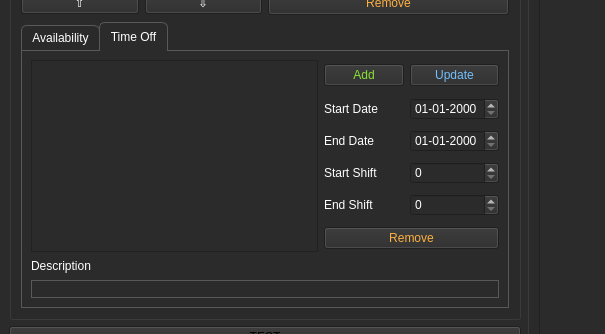
First picture: the form in autoschedservice.ui, repository smigii/AutoSchedService, before the edit; both pictures show x 0 to 605 and y 293 to 627 of the 1085 by 917 pixel window.
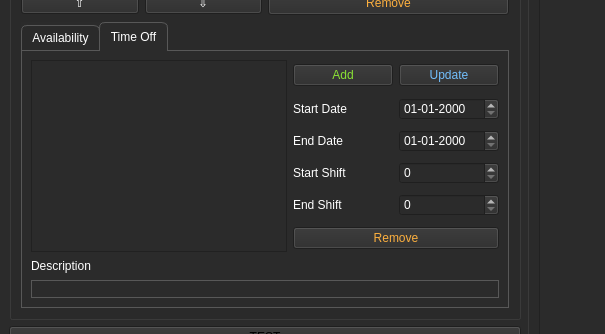
Second picture: the form after the edit.

Patch:
```diff
--- a/autoschedservice.ui
+++ b/autoschedservice.ui
@@ -981,7 +981,7 @@
            <item row="2" column="0" rowspan="6">
             <widget class="QListWidget" name="listWidget_timeoff">
              <property name="sizePolicy">
-              <sizepolicy hsizetype="Expanding" vsizetype="Minimum">
+              <sizepolicy hsizetype="Minimum" vsizetype="Minimum">
                <horstretch>0</horstretch>
                <verstretch>0</verstretch>
               </sizepolicy>
@@ -1015,6 +1015,12 @@
            </item>
            <item row="9" column="0">
             <widget class="QLabel" name="label_5">
+             <property name="sizePolicy">
+              <sizepolicy hsizetype="Minimum" vsizetype="Minimum">
+               <horstretch>0</horstretch>
+               <verstretch>0</verstretch>
+              </sizepolicy>
+             </property>
              <property name="text">
               <string>Description</string>
              </property>
```
Left out of the diff: 8 changed lines with no effect on the pictures.
